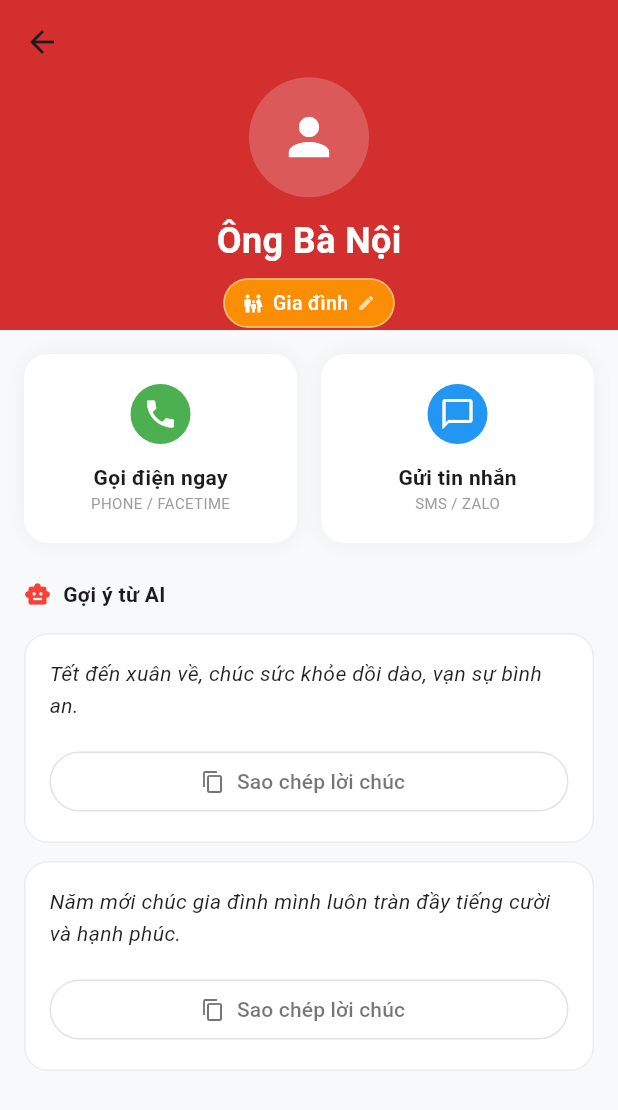
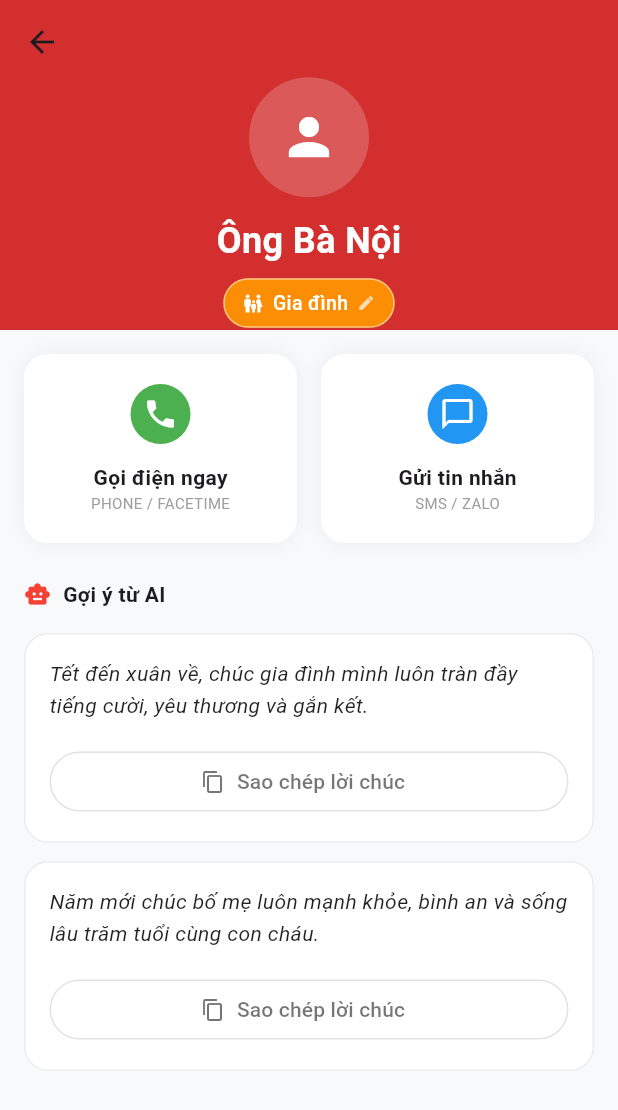
Before and after one commit to dasgira123/greeting_project, a Flutter app: the screen it shows after launch, after a tap on "Ông Bà Nội", on a phone screen of 412 x 824 dp. Shown: the top 1110 px of the screen. Run offline on Flutter 3.47's test engine with Material 3 defaults, Android fonts, the phone set to English and light mode, and no system bars.

Commit message:
small update

```diff
--- a/lib/models/app_state.dart
+++ b/lib/models/app_state.dart
@@ -59,15 +59,15 @@ class AppState extends ChangeNotifier {
   }
 
   // MỚI: Hàm hỗ trợ AI lấy câu chúc phù hợp với từng nhóm
+  // Hàm hỗ trợ AI lấy câu chúc phù hợp với từng nhóm (Đã sửa lại khớp tiếng Việt)
   List<Template> getSuggestionsForCategory(String contactCategory) {
     if (contactCategory == 'Gia đình') {
-      return templates.where((t) => t.category == 'Heartfelt').toList();
+      return templates.where((t) => t.category == 'Chân thành').toList();
     } else if (contactCategory == 'Đồng nghiệp') {
-      return templates.where((t) => t.category == 'Formal').toList();
+      return templates.where((t) => t.category == 'Lịch sự').toList();
     } else if (contactCategory == 'Bạn bè') {
-      return templates.where((t) => t.category == 'Funny').toList();
+      return templates.where((t) => t.category == 'Hài hước').toList();
     }
-    // Mặc định trả về tất cả nếu không khớp
     return templates;
   }
 }
--- a/lib/views/contact_detail_screen.dart
+++ b/lib/views/contact_detail_screen.dart
@@ -97,8 +97,10 @@ class _ContactDetailScreenState extends State<ContactDetailScreen> {
                       setState(() {
                         _currentCategory = category;
                       });
-                    // TODO: Bạn cần có hàm cập nhật category trong appState
-                    // appState.updateContactCategory(widget.contact.id, category);
+
+                      // 🛠 ĐÃ SỬA: Gọi hàm cập nhật category trong appState
+                      appState.updateContactCategory(widget.contact.id, category);
+
                       Navigator.pop(context);
                     },
                   );
@@ -194,9 +196,15 @@ class _ContactDetailScreenState extends State<ContactDetailScreen> {
                       ],
                     ),
                     const SizedBox(height: 16),
-                  _buildGreetingCard("Tết đến xuân về, chúc sức khỏe dồi dào, vạn sự bình an."),
-                  const SizedBox(height: 12),
-                  _buildGreetingCard("Năm mới chúc gia đình mình luôn tràn đầy tiếng cười và hạnh phúc."),
+
+                    //Tự động render danh sách câu chúc dựa trên _currentCategory
+                    ...appState.getSuggestionsForCategory(_currentCategory).map((template) {
+                      return Padding(
+                        padding: const EdgeInsets.only(bottom: 12.0),
+                        child: _buildGreetingCard(template.text),
+                      );
+                    }).toList(),
+
                   ],
                 ),
               ),
--- a/lib/views/main_screen.dart
+++ b/lib/views/main_screen.dart
@@ -29,7 +29,7 @@ class _MainScreenState extends State<MainScreen> {
           children: const [
             Icon(Icons.calendar_today, color: Colors.amber),
             SizedBox(width: 8),
-            Text('Tết Greeting', style: TextStyle(fontWeight: FontWeight.bold, color: Colors.white)),
+            Text('Chúc Tết', style: TextStyle(fontWeight: FontWeight.bold, color: Colors.white)),
           ],
         ),
         actions: [
--- a/lib/views/profile_screen.dart
+++ b/lib/views/profile_screen.dart
@@ -39,11 +39,11 @@ class ProfileScreen extends StatelessWidget {
                     ListenableBuilder(
                       listenable: appState,
                       builder: (context, child) {
-                        return _buildStatRow('TOTAL GREETED', '${appState.greetedContacts}/${appState.totalContacts}', Colors.red);
+                        return _buildStatRow('TIẾN ĐỘ LỜI CHÚC', '${appState.greetedContacts}/${appState.totalContacts}', Colors.red);
                       },
                     ),
                     const Divider(height: 30),
-                    _buildStatRow('DAYS TO TET', '6 Days', Colors.amber[700]!),
+                    _buildStatRow('NGÀY CÒN LẠI ĐẾN TẾT', '6 Days', Colors.amber[700]!),
                   ],
                 ),
               )
```
Lines whose indentation alone changed are shown as unchanged.
